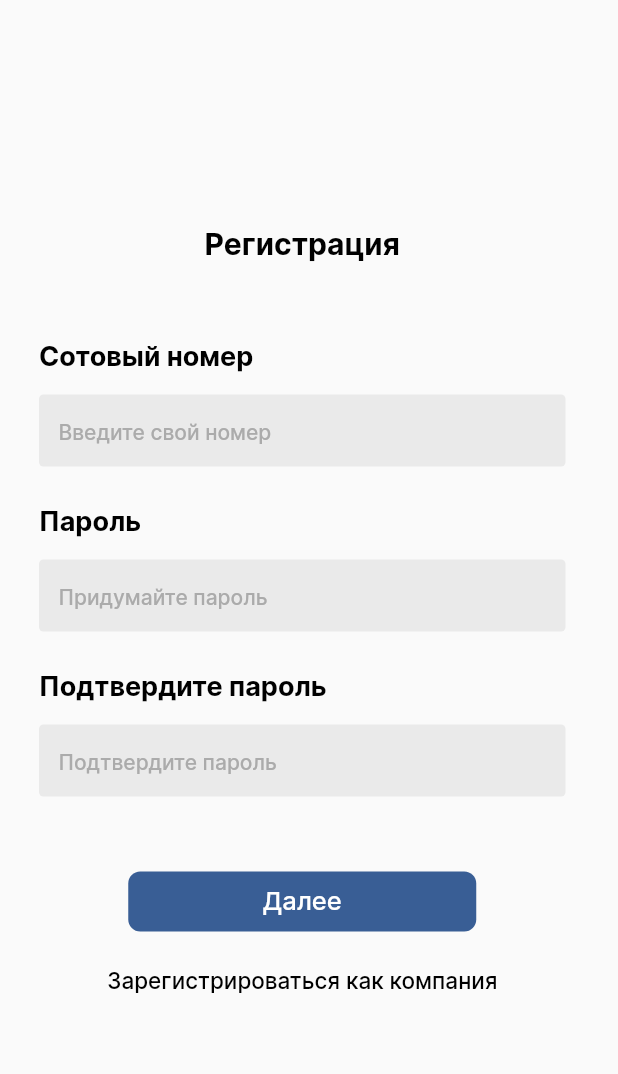
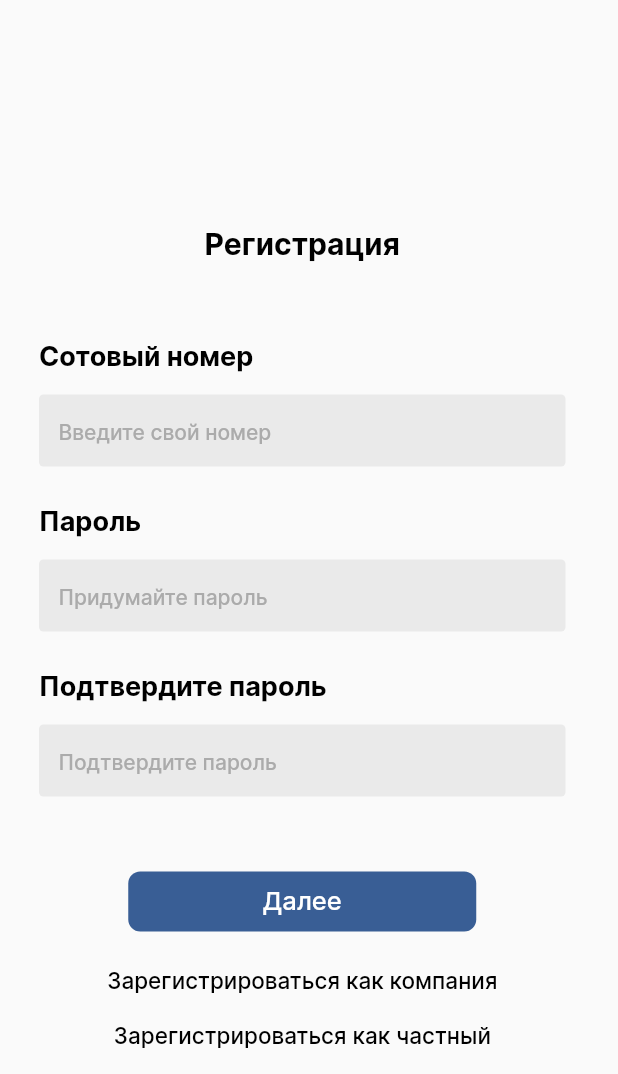
Before and after one commit to AKR4log/eralogistic, a Flutter app: the screen it shows after launch, after a tap on "Регистрация", on a phone screen of 412 x 824 dp, the part 162-1236 px from its top. Run offline on Flutter 3.47's test engine with Material 2 defaults, Android fonts, the phone set to English and light mode, and no system bars; our stand-ins replace firebase_auth, firebase_core, firebase_messaging, flutter_local_notifications, flutter_multi_formatter, flutter_svg and 2 more; missing offline and left inert: firebase_auth_web, firebase_core_web, firebase_messaging_web, pin_view, shared_preferences_web; accounts and stored records are empty; network calls fail.

Commit message:
upd code

```diff
--- a/lib/ui/connect/register.dart
+++ b/lib/ui/connect/register.dart
@@ -68,11 +68,7 @@ class _RegisterPageState extends State<RegisterPage> {
                                 controller: controllerPhone,
                                 keyboardType: TextInputType.phone,
                                 inputFormatters: [
-                                  PhoneInputFormatter(
-                                    onCountrySelected:
-                                        (PhoneCountryData countryData) {},
-                                    allowEndlessPhone: false,
-                                  )
+                                  MaskedInputFormatter('(###)###-##-##')
                                 ],
                                 decoration: const InputDecoration(
                                     contentPadding: EdgeInsets.zero,
@@ -110,6 +106,8 @@ class _RegisterPageState extends State<RegisterPage> {
                             child: TextField(
                                 controller: controllerPassword,
                                 keyboardType: TextInputType.text,
+                                obscureText: true,
+                                obscuringCharacter: "*",
                                 decoration: const InputDecoration(
                                     hintText: 'Придумайте пароль',
                                     border: InputBorder.none,
@@ -145,6 +143,8 @@ class _RegisterPageState extends State<RegisterPage> {
                             child: TextField(
                                 controller: controllerConfirmPassword,
                                 keyboardType: TextInputType.text,
+                                obscureText: true,
+                                obscuringCharacter: "*",
                                 decoration: const InputDecoration(
                                     hintText: 'Подтвердите пароль',
                                     border: InputBorder.none,
@@ -223,6 +223,19 @@ class _RegisterPageState extends State<RegisterPage> {
                                         ),
                                         onPressed: () => Navigator.pushNamed(
                                             context, "/RegisterTransport"))),
+                                SizedBox(
+                                    height: 40,
+                                    child: TextButton(
+                                        child: const Text(
+                                          'Зарегистрироваться как частный перевозчик',
+                                          textAlign: TextAlign.center,
+                                          style: TextStyle(
+                                              fontWeight: FontWeight.w500,
+                                              fontSize: 15,
+                                              color: Colors.black),
+                                        ),
+                                        onPressed: () => Navigator.pushNamed(
+                                            context, "/RegisterPrivate"))),
                               ],
                             ),
                           ),
```
